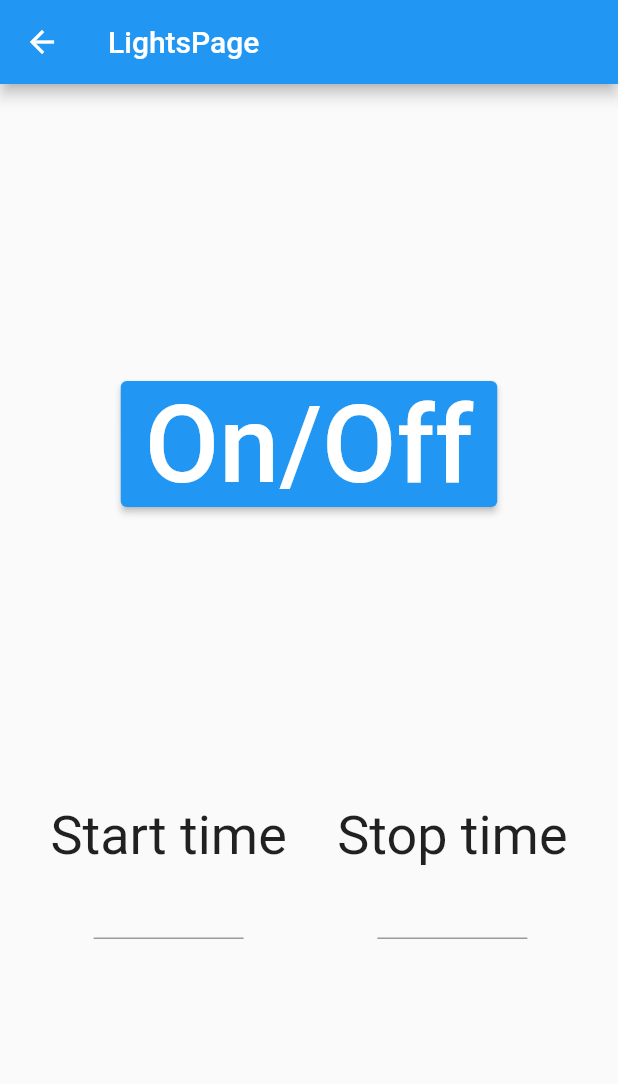
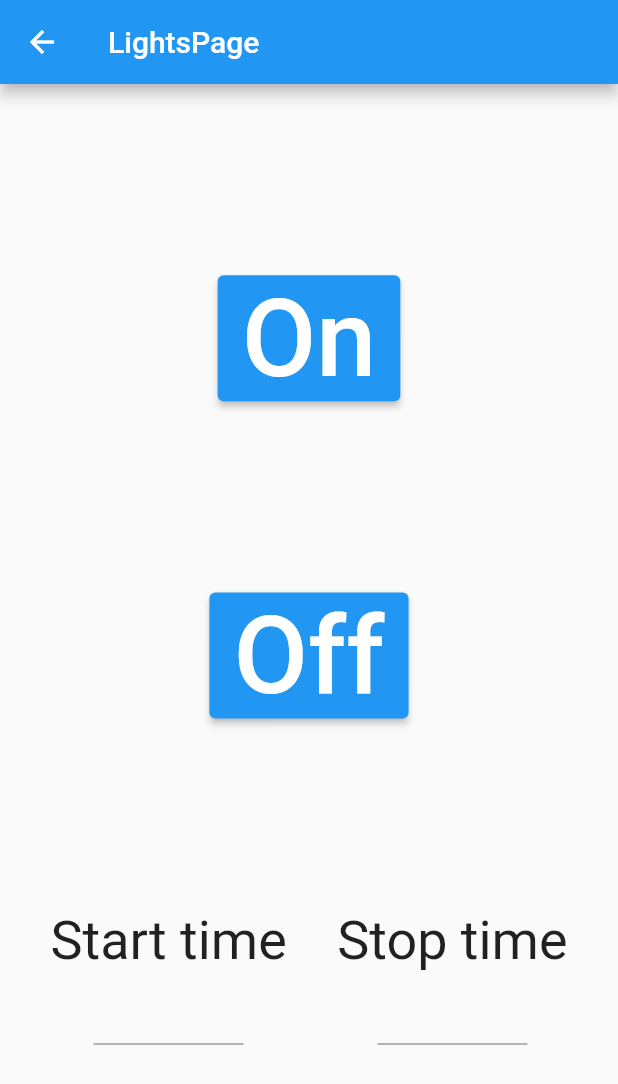
Before and after one commit to mikomac405/flutter_app, a Flutter app: the LightsPage screen opened by its route, on a phone screen of 412 x 824 dp. Shown: the top 1084 px of the screen. Run offline on Flutter 3.47's test engine with Material 2 defaults, Android fonts, the phone set to English and light mode, and no system bars; our stand-ins replace flutter_blue_plus, loading_animation_widget, location; missing offline and left inert: android_intent_plus, bluez; network calls fail.

Commit message:
add buttons logic

```diff
--- a/lib/pages/lights_page.dart
+++ b/lib/pages/lights_page.dart
@@ -1,5 +1,6 @@
 import 'package:flutter/material.dart';
 import 'package:http/http.dart' as http;
+import 'package:inzynierka/globals.dart';
 
 class LightsPage extends StatefulWidget {
   const LightsPage({Key? key, required this.title}) : super(key: key);
@@ -13,6 +14,17 @@ class LightsPage extends StatefulWidget {
 class _LightsPageState extends State<LightsPage> {
   double _value = 20;
 
+  final controllerStart = TextEditingController();
+  final controllerStop = TextEditingController();
+
+  @override
+  void dispose() {
+    // Clean up the controller when the widget is disposed.
+    controllerStart.dispose();
+    controllerStop.dispose();
+    super.dispose();
+  }
+
   @override
   Widget build(BuildContext context) {
     return Scaffold(
@@ -23,10 +35,19 @@ class _LightsPageState extends State<LightsPage> {
         child: Column(
           mainAxisAlignment: MainAxisAlignment.spaceEvenly,
           children: <Widget>[
-            const ElevatedButton(
-              onPressed: changeLights,
+            ElevatedButton(
+              onPressed: () => setConfig(
+                  "led", "on", controllerStart.text + controllerStop.text),
               child: Text(
-                'On/Off',
+                'On',
+                style: TextStyle(fontSize: 72),
+              ),
+            ),
+            ElevatedButton(
+              onPressed: () => setConfig(
+                  "led", "off", controllerStart.text + controllerStop.text),
+              child: Text(
+                'Off',
                 style: TextStyle(fontSize: 72),
               ),
             ),
@@ -34,21 +55,29 @@ class _LightsPageState extends State<LightsPage> {
               mainAxisAlignment: MainAxisAlignment.spaceEvenly,
               children: <Widget>[
                 Column(
-                  children: const <Widget>[
+                  children: <Widget>[
                     Text(
                       "Start time",
                       style: TextStyle(fontSize: 36),
                     ),
-                    SizedBox(width: 100, child: TextField()),
+                    SizedBox(
+                        width: 100,
+                        child: TextField(
+                          controller: controllerStart,
+                        )),
                   ],
                 ),
                 Column(
-                  children: const <Widget>[
+                  children: <Widget>[
                     Text(
                       "Stop time",
                       style: TextStyle(fontSize: 36),
                     ),
-                    SizedBox(width: 100, child: TextField()),
+                    SizedBox(
+                        width: 100,
+                        child: TextField(
+                          controller: controllerStop,
+                        )),
                   ],
                 ),
               ],
@@ -59,11 +88,3 @@ class _LightsPageState extends State<LightsPage> {
     );
   }
 }
-
-void changeLights() async {
-  var url = Uri.parse('http://srv08.mikr.us:20364');
-  var response =
-      await http.post(url, body: {'component': 'led', 'command': 'on'});
-  // ignore: avoid_print
-  print(response.body);
-}
```
Also changed, not shown: lib/globals.dart (+14 -0 lines), lib/pages/fans_page.dart (+11 -11 lines).
